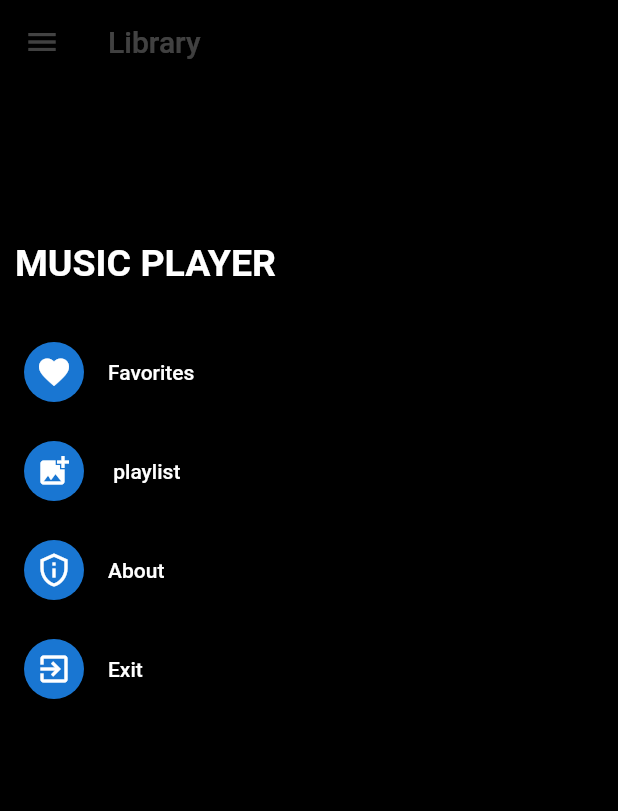
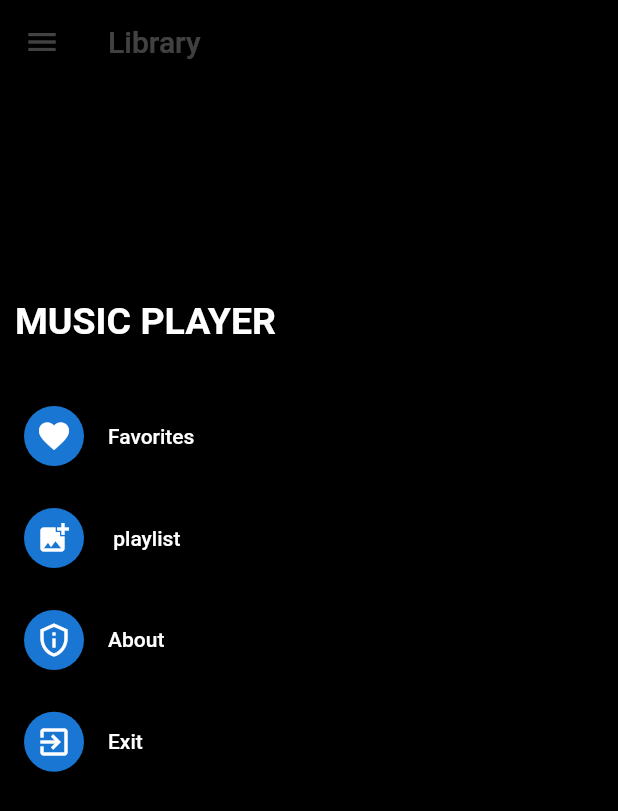
Before and after one commit to kiran11476/music, a Flutter app: the screen it shows after launch, with the side drawer open, on a phone screen of 412 x 824 dp. Shown: the top 811 px of the screen. Run offline on Flutter 3.47's test engine with Material 2 defaults, Android fonts, the phone set to English and light mode, and no system bars; our stand-ins replace assets_audio_player, audio_video_progress_bar, audioplayers, flutter_screenutil, fluttertoast, on_audio_query and 1 more; missing offline and left inert: assets_audio_player_web, audio_session, just_audio_web, on_audio_query_web, on_audio_room.

Commit message:
final comit

```diff
--- a/lib/Screens/drawer.dart
+++ b/lib/Screens/drawer.dart
@@ -5,6 +5,7 @@ import 'package:flutter/material.dart';
 import 'package:project/Screens/favorites.dart';
 
 import 'package:project/Screens/playlist.dart';
+import 'package:flutter_screenutil/flutter_screenutil.dart';
 
 class Drag extends StatelessWidget {
   const Drag({Key? key}) : super(key: key);
@@ -27,21 +28,12 @@ class Drag extends StatelessWidget {
                     fontWeight: FontWeight.w700),
               ),
             ),
-            height: 200,
+            height: 200.h,
             width: double.infinity,
           ),
-          const SizedBox(
-            height: 10.0,
+          SizedBox(
+            height: 10.h,
           ),
-          // GestureDetector(
-          //     onTap: () {
-          //       Navigator.of(context).push(MaterialPageRoute(
-          //           builder: (context) => const ListScreen()
-          //           )
-          //           );
-          //     },
-          //     child: tileList(Icons.library_music, 'Music  library')
-          //     ),
           GestureDetector(
               onTap: () {
                 Navigator.of(context).push(
@@ -57,7 +49,6 @@ class Drag extends StatelessWidget {
                     builder: (context) => const PlayScreen()));
               },
               child: tileList(Icons.add_photo_alternate, ' playlist')),
-          // tileList(Icons.settings, 'Settings'),
           GestureDetector(
               onTap: () {
                 showAboutDialog(
@@ -69,8 +60,8 @@ class Drag extends StatelessWidget {
               child: tileList(Icons.privacy_tip_outlined, 'About')),
           GestureDetector(
               onTap: () => exit(0), child: tileList(Icons.exit_to_app, 'Exit')),
-          const SizedBox(
-            height: 50.0,
+          SizedBox(
+            height: 50.h,
           ),
           const Text(
             ' Version 2.0.1',
@@ -89,8 +80,8 @@ Widget tileList(
 ) {
   return Column(
     children: [
-      const SizedBox(
-        height: 10.0,
+      SizedBox(
+        height: 10.h,
       ),
       ListTile(
         leading: CircleAvatar(
--- a/lib/Screens/favorites.dart
+++ b/lib/Screens/favorites.dart
@@ -1,6 +1,7 @@
 import 'package:flutter/material.dart';
 import 'package:on_audio_query/on_audio_query.dart';
 import 'package:on_audio_room/on_audio_room.dart';
+import 'package:flutter_screenutil/flutter_screenutil.dart';
 
 class FavScreen extends StatefulWidget {
   const FavScreen({Key? key}) : super(key: key);
@@ -48,8 +49,8 @@ class _FavScreenState extends State<FavScreen> {
                         leading: QueryArtworkWidget(
                             id: favoriteSongs![index].id,
                             type: ArtworkType.AUDIO,
-                            nullArtworkWidget: const Padding(
-                              padding: EdgeInsets.only(top: 5.0),
+                            nullArtworkWidget: Padding(
+                              padding: EdgeInsets.only(top: 5.h),
                               // Text(favoriteSongs![index].title),
                             )),
                         trailing: const Icon(Icons.more_vert),
```
Also changed, not shown: lib/Screens/function.dart (+7 -5 lines), lib/Screens/homescreen.dart (+17 -16 lines), lib/Screens/library.dart (+24 -11 lines), lib/Screens/playlistinfo.dart (+8 -7 lines).
